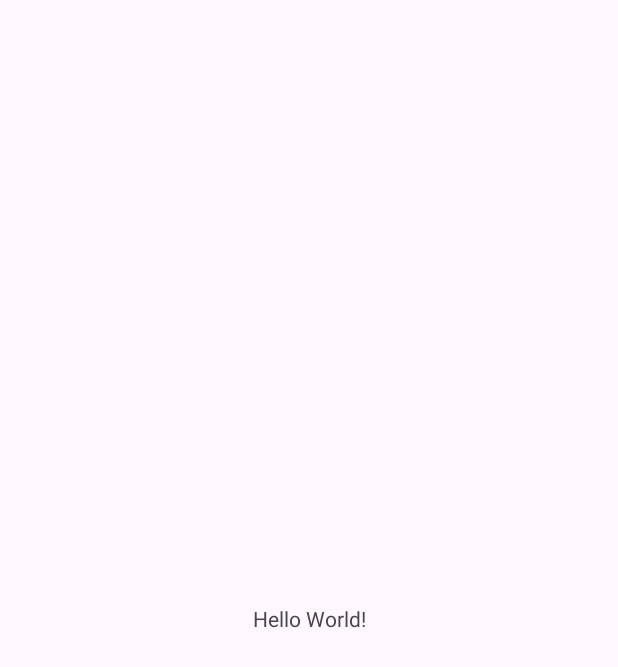
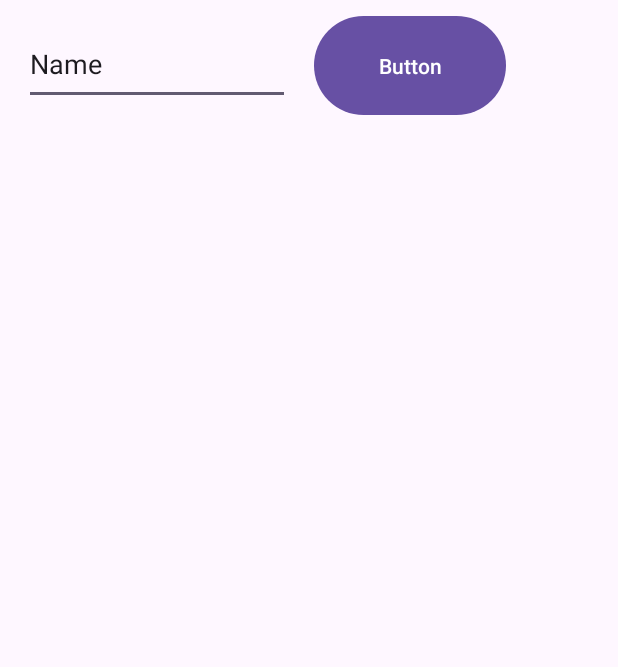
Before and after one commit to Paulalemany/Moviles, an Android app: the screen it shows after launch (MainActivity), on a phone screen of 412 x 824 dp. Before the commit the part shown is almost empty. Shown: the top 667 px of the screen. Run offline under Robolectric (Android 15) with nearby library versions, the phone set to English and light mode, and no system bars.

Commit message:
he puesto un texto y un botón :)

```diff
--- a/CuacApp/app/src/main/res/layout/activity_main.xml
+++ b/CuacApp/app/src/main/res/layout/activity_main.xml
@@ -7,13 +7,24 @@
     android:layout_height="match_parent"
     tools:context=".MainActivity">
 
-    <TextView
-        android:layout_width="wrap_content"
-        android:layout_height="wrap_content"
-        android:text="Hello World!"
-        app:layout_constraintBottom_toBottomOf="parent"
-        app:layout_constraintEnd_toEndOf="parent"
+    <EditText
+        android:id="@+id/editTextText"
+        android:layout_width="177dp"
+        android:layout_height="54dp"
+        android:layout_marginStart="16dp"
+        android:layout_marginTop="16dp"
+        android:ems="10"
+        android:inputType="text"
+        android:text="Name"
         app:layout_constraintStart_toStartOf="parent"
         app:layout_constraintTop_toTopOf="parent" />
 
+    <Button
+        android:id="@+id/button"
+        android:layout_width="128dp"
+        android:layout_height="74dp"
+        android:layout_marginStart="16dp"
+        android:text="Button"
+        app:layout_constraintBaseline_toBaselineOf="@+id/editTextText"
+        app:layout_constraintStart_toEndOf="@+id/editTextText" />
 </androidx.constraintlayout.widget.ConstraintLayout>
```
